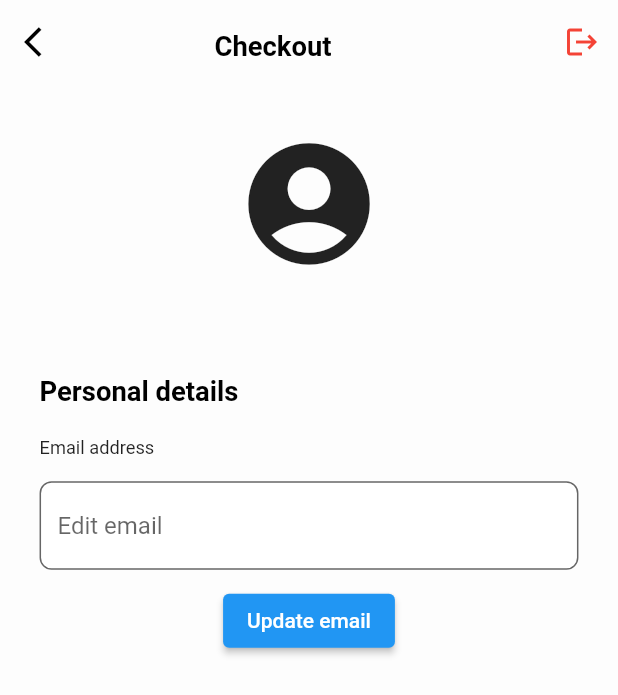
After one commit to Sardorbee/planeta_uz, a Flutter app: the TabBox screen opened directly, after a tap on the "account circle" icon, on a phone screen of 412 x 824 dp. The commit adds this screen. Shown: the top 695 px of the screen. Run offline on Flutter 3.47's test engine with Material 2 defaults, Android fonts, the phone set to English and light mode, and no system bars; our stand-ins replace firebase_auth, firebase_core, flutter_screenutil; accounts and stored records are empty; statements that could not run were skipped; project files that could hold a hidden picture were left out.

Commit message:
profile screen qo'shildi

```diff
--- /dev/null
+++ b/lib/data/firebase/profile_service.dart
@@ -0,0 +1,15 @@
+import 'package:firebase_auth/firebase_auth.dart';
+import 'package:planeta_uz/data/model/universal.dart';
+
+class ProfileService{
+  Future<UniversalData> updateuserEmail({required String email})async{
+    try{
+      await FirebaseAuth.instance.currentUser?.updateEmail(email);
+      return UniversalData(data: "Updated!");
+    }on FirebaseAuthException catch(e){
+      return UniversalData(error: e.code);
+    }catch(e){
+      return UniversalData(error: e.toString());
+    }
+  }
+}
--- a/lib/provider/auth_provider/login_pro.dart
+++ b/lib/provider/auth_provider/login_pro.dart
@@ -1,7 +1,7 @@
 import 'package:firebase_auth/firebase_auth.dart';
 import 'package:flutter/material.dart';
-import 'package:planeta_uz/ui/home/home_page.dart';
 import 'package:planeta_uz/ui/sign_in/sign_in_page.dart';
+import 'package:planeta_uz/ui/tab_box/tab_box.dart';
 
 class LoginProvider with ChangeNotifier {
   final TextEditingController emailcontroller = TextEditingController();
@@ -39,7 +39,7 @@ class LoginProvider with ChangeNotifier {
         Navigator.pushAndRemoveUntil(
         context,
         MaterialPageRoute(
-          builder: (context) => const HomeScreen(),
+          builder: (context) => const TabBox(),
         ),
         (route) => false,
       );
@@ -109,7 +109,7 @@ class LoginProvider with ChangeNotifier {
         snackkbar(context, "logged in successfully! ");
         Navigator.pushAndRemoveUntil(
             context,
-            MaterialPageRoute(builder: ((context) => const HomeScreen())),
+            MaterialPageRoute(builder: ((context) => const TabBox())),
             (route) => false);
         tozalash();
       }
--- /dev/null
+++ b/lib/provider/profile_provider.dart
@@ -0,0 +1,48 @@
+import 'package:firebase_auth/firebase_auth.dart';
+import 'package:flutter/material.dart';
+import 'package:planeta_uz/data/firebase/profile_service.dart';
+import 'package:planeta_uz/data/model/universal.dart';
+
+class ProfileProvider with ChangeNotifier{
+
+  final TextEditingController emailController = TextEditingController();
+
+  ProfileProvider({required this.profileService}){
+    currentUser = FirebaseAuth.instance.currentUser;
+    notifyListeners();
+    listenUserChanges();
+  }
+  bool isLoading = false;
+  ProfileService profileService;
+  User? currentUser;
+
+
+  listenUserChanges(){
+    FirebaseAuth.instance.userChanges().listen((User? user) {
+      currentUser = user;
+      emailController.text = currentUser?.email ?? '';
+      notifyListeners();
+    });
+  }
+  Future<void> updateEmail(BuildContext context)async{
+    String email = emailController.text;
+    if(email.isNotEmpty){
+      UniversalData universalData = await profileService.updateuserEmail(email: email);
+      if(universalData.error.isEmpty){
+        if(context.mounted){
+          snackkbar(context, universalData.data.toString());
+        }
+      }else{
+        if(context.mounted){
+          snackkbar(context, universalData.error);
+        }
+      }
+    }
+  }
+
+  snackkbar(BuildContext context, String error) {
+    ScaffoldMessenger.of(context).showSnackBar(SnackBar(content: Text(error)));
+    isLoading = false;
+    notifyListeners();
+  }
+}
--- a/lib/ui/sign_in/sign_in_page.dart
+++ b/lib/ui/sign_in/sign_in_page.dart
@@ -1,7 +1,6 @@
 import 'package:flutter/material.dart';
 import 'package:planeta_uz/provider/auth_provider/login_pro.dart';
 import 'package:planeta_uz/ui/forget_password/forget_pass_page.dart';
-import 'package:planeta_uz/ui/home/home_page.dart';
 import 'package:planeta_uz/ui/sign_in/widgets/social_buttons.dart';
 import 'package:planeta_uz/ui/sign_up/sign_up_page.dart';
 import 'package:planeta_uz/ui/utils/colors.dart';
@@ -17,7 +16,7 @@ class SignInPage extends StatefulWidget {
 class _SignInPageState extends State<SignInPage> {
   @override
   Widget build(BuildContext context) {
-    LoginProvider x = context.read<LoginProvider>();
+    // LoginProvider x = context.read<LoginProvider>();
     var h = MediaQuery.of(context).size.height;
     var w = MediaQuery.of(context).size.width;
 
--- a/lib/ui/splash/splash.dart
+++ b/lib/ui/splash/splash.dart
@@ -1,8 +1,6 @@
 import 'package:flutter/material.dart';
 import 'package:flutter_screenutil/flutter_screenutil.dart';
 import 'package:planeta_uz/provider/auth_provider/login_pro.dart';
-import 'package:planeta_uz/ui/home/home_page.dart';
-import 'package:planeta_uz/ui/sign_in/sign_in_page.dart';
 import 'package:planeta_uz/ui/utils/colors.dart';
 import 'package:provider/provider.dart';
 
--- a/lib/ui/home/home_page.dart
+++ b/lib/ui/tab_box/home/home_page.dart
@@ -1,5 +1,7 @@
 import 'package:flutter/material.dart';
+import 'package:flutter_screenutil/flutter_screenutil.dart';
 import 'package:planeta_uz/provider/auth_provider/login_pro.dart';
+import 'package:planeta_uz/ui/tab_box/profile/profile_screen.dart';
 import 'package:provider/provider.dart';
 
 class HomeScreen extends StatelessWidget {
@@ -9,7 +11,20 @@ class HomeScreen extends StatelessWidget {
   Widget build(BuildContext context) {
     LoginProvider x = context.read<LoginProvider>();
     return Scaffold(
-      appBar: AppBar(),
+      appBar: AppBar(
+        actions: [
+          IconButton(
+            onPressed: () {
+              Navigator.push(
+                  context,
+                  MaterialPageRoute(
+                      builder: (context) => const ProfileScreen()));
+            },
+            icon: Icon(Icons.account_circle,size: 40.h,),
+          ),
+          SizedBox(width: 12.w,),
+        ],
+      ),
       body: Center(
         child: Stack(
           children: [
@@ -25,10 +40,11 @@ class HomeScreen extends StatelessWidget {
               ],
             ),
             Visibility(
-                visible: x.isLoading,
-                child: const Center(
-                  child: CircularProgressIndicator(),
-                ))
+              visible: x.isLoading,
+              child: const Center(
+                child: CircularProgressIndicator(),
+              ),
+            ),
           ],
         ),
       ),
--- /dev/null
+++ b/lib/ui/tab_box/profile/profile_screen.dart
@@ -0,0 +1,153 @@
+import 'package:firebase_auth/firebase_auth.dart';
+import 'package:flutter/material.dart';
+import 'package:flutter_screenutil/flutter_screenutil.dart';
+import 'package:planeta_uz/provider/auth_provider/login_pro.dart';
+import 'package:planeta_uz/provider/profile_provider.dart';
+import 'package:provider/provider.dart';
+
+class ProfileScreen extends StatefulWidget {
+  const ProfileScreen({super.key});
+
+  @override
+  State<ProfileScreen> createState() => _ProfileScreenState();
+}
+
+class _ProfileScreenState extends State<ProfileScreen> {
+  @override
+  Widget build(BuildContext context) {
+    User? user = context.watch<ProfileProvider>().currentUser;
+    return Scaffold(
+      backgroundColor: const Color(0xFFFDFDFD),
+      appBar: AppBar(
+        backgroundColor: const Color(0xFFFDFDFD),
+        elevation: 0,
+        leading: IconButton(
+          onPressed: () {
+            Navigator.pop(context);
+          },
+          icon: const Icon(
+            Icons.arrow_back_ios,
+            color: Colors.black,
+          ),
+        ),
+        actions: [
+          const Spacer(),
+          Padding(
+            padding: EdgeInsets.only(top: 20.h),
+            child: Text(
+              'Checkout',
+              style: TextStyle(
+                fontSize: 18.sp,
+                fontWeight: FontWeight.w600,
+                color: const Color(0xFF000000),
+              ),
+            ),
+          ),
+          const Spacer(),
+          IconButton(
+            onPressed: () {
+              _showDialog(context);
+            },
+            icon: const Icon(
+              Icons.logout,
+              color: Colors.red,
+            ),
+          ),
+        ],
+      ),
+      body: SingleChildScrollView(
+        padding: EdgeInsets.symmetric(horizontal: 24.w),
+        child: Column(
+          crossAxisAlignment: CrossAxisAlignment.start,
+          children: [
+            SizedBox(height: 31.h),
+            Center(
+              child: Icon(
+                Icons.account_circle,
+                size: 96.h,
+              ),
+            ),
+            Center(
+              child: Text(
+                user?.email ?? 'Empty',
+                style: const TextStyle(fontSize: 30),
+              ),
+            ),
+            SizedBox(height: 30.h),
+            Text(
+              'Personal details',
+              textAlign: TextAlign.start,
+              style: TextStyle(
+                color: Colors.black,
+                fontSize: 18.sp,
+                fontWeight: FontWeight.w600,
+              ),
+            ),
+            SizedBox(height: 20.h),
+            Text(
+              'Email address',
+              textAlign: TextAlign.start,
+              style: TextStyle(
+                fontSize: 12.sp,
+                fontWeight: FontWeight.w400,
+              ),
+            ),
+            SizedBox(height: 15.h),
+            TextField(
+              controller: context.read<ProfileProvider>().emailController,
+              keyboardType: TextInputType.emailAddress,
+              textInputAction: TextInputAction.next,
+              decoration: InputDecoration(
+                filled: true,
+                fillColor: Colors.white,
+                hintText: 'Edit email',
+                border: OutlineInputBorder(
+                  borderRadius: BorderRadius.circular(8),
+                  borderSide: const BorderSide(
+                    color: Color(0xFFC8C8C8),
+                    width: 1,
+                  ),
+                ),
+              ),
+            ),
+            const SizedBox(
+              height: 10,
+            ),
+            Center(
+              child: ElevatedButton(
+                onPressed: () {
+                  context.read<ProfileProvider>().updateEmail(context);
+                },
+                child: const Text('Update email'),
+              ),
+            ),
+          ],
+        ),
+      ),
+    );
+  }
+
+  _showDialog(BuildContext context) {
+    showDialog(
+      context: context,
+      builder: (context) => AlertDialog(
+        title: const Text('Log out'),
+        content: const Text('Are you sure to log out?'),
+        actions: [
+          TextButton(
+            onPressed: () {
+              Navigator.pop(context);
+            },
+            child: const Text('No'),
+          ),
+          TextButton(
+            onPressed: () {
+              context.read<LoginProvider>().logOut(context);
+            },
+            child: const Text('Yes'),
+          ),
+        ],
+      ),
+    );
+  }
+}
--- /dev/null
+++ b/lib/ui/tab_box/tab_box.dart
@@ -0,0 +1,54 @@
+import 'package:flutter/material.dart';
+import 'package:planeta_uz/ui/tab_box/home/home_page.dart';
+import 'package:planeta_uz/ui/tab_box/search/search_screen.dart';
+import 'package:planeta_uz/ui/tab_box/settings/settings_screen.dart';
+import 'package:planeta_uz/ui/tab_box/wishlist/wishlist_screen.dart';
+
+class TabBox extends StatefulWidget {
+  const TabBox({super.key});
+
+  @override
+  State<TabBox> createState() => _TabBoxState();
+}
+
+class _TabBoxState extends State<TabBox> {
+  List<Widget> screens = [];
+
+  int currentIndex = 0;
+
+  @override
+  void initState() {
+    screens = [
+      const HomeScreen(),
+      const WishlistScreen(),
+      const SearchScreen(),
+      const SettingsScreen(),
+    ];
+
+    super.initState();
+  }
+
+  @override
+  Widget build(BuildContext context) {
+    return Scaffold(
+      body: screens[currentIndex],
+      bottomNavigationBar: BottomNavigationBar(
+        selectedItemColor: const Color(0xFFEB3030),
+        unselectedItemColor: Colors.black,
+        items: const [
+          BottomNavigationBarItem(
+              icon: Icon(Icons.home), label: "Home"),
+          BottomNavigationBarItem(icon: Icon(Icons.favorite), label: "Wishlist"),
+          BottomNavigationBarItem(icon: Icon(Icons.search), label: "Search"),
+          BottomNavigationBarItem(icon: Icon(Icons.settings), label: "Settings"),
+        ],
+        currentIndex: currentIndex,
+        onTap: (index) {
+          setState(() {
+            currentIndex = index;
+          });
+        },
+      ),
+    );
+  }
+}
```
Also changed, not shown: lib/app/app.dart (+32 -32 lines), lib/main.dart (+7 -0 lines), lib/ui/splash/stylish_splash.dart (deleted, +0 -60 lines), lib/ui/tab_box/search/search_screen.dart (added, +14 -0 lines), lib/ui/tab_box/settings/settings_screen.dart (renamed from lib/ui/tab_box.dart, +4 -3 lines), lib/ui/tab_box/wishlist/wishlist_screen.dart (added, +14 -0 lines).
